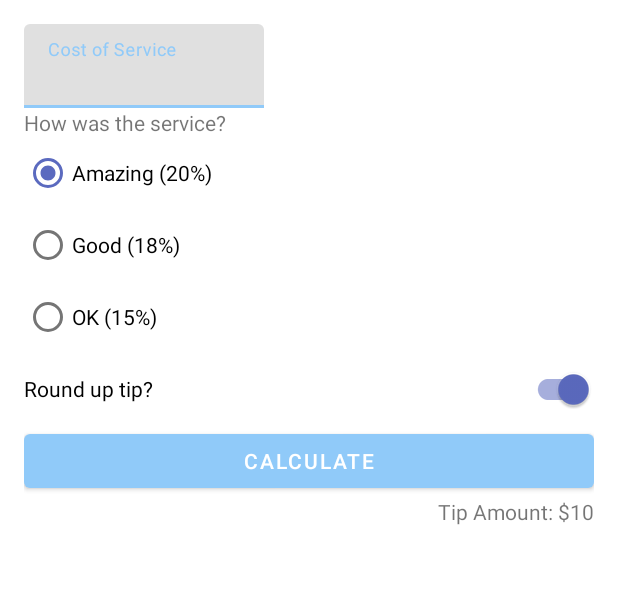
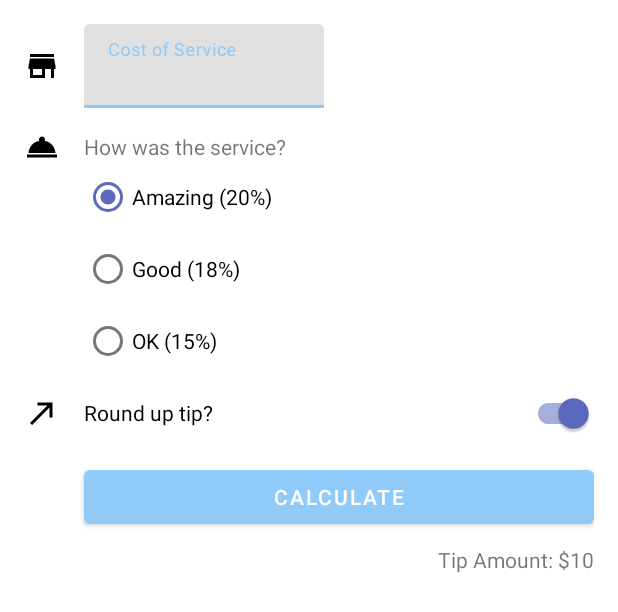
Before and after one commit to yanisapths/TipTime, an Android app: the layout activity_main.xml on its own in the app's theme, with its tools: preview values and no code run, on a phone screen of 412 x 824 dp. Shown: the top 612 px of the screen. Run offline under Robolectric (Android 15) with nearby library versions, the phone set to English and light mode, and no system bars.

Commit message:
update icons

```diff
--- a/app/build.gradle
+++ b/app/build.gradle
@@ -12,7 +12,7 @@ android {
         targetSdk 32
         versionCode 1
         versionName "1.0"
-
+        vectorDrawables.useSupportLibrary = true
         testInstrumentationRunner "androidx.test.runner.AndroidJUnitRunner"
         buildFeatures {
             viewBinding = true
--- /dev/null
+++ b/app/src/main/res/drawable/ic_round_up.xml
@@ -0,0 +1,5 @@
+<vector android:height="24dp" android:tint="#000000"
+    android:viewportHeight="24" android:viewportWidth="24"
+    android:width="24dp" xmlns:android="http://schemas.android.com/apk/res/android">
+    <path android:fillColor="@android:color/white" android:pathData="M9,5v2h6.59L4,18.59 5.41,20 17,8.41V15h2V5z"/>
+</vector>
--- /dev/null
+++ b/app/src/main/res/drawable/ic_service.xml
@@ -0,0 +1,5 @@
+<vector android:height="24dp" android:tint="#000000"
+    android:viewportHeight="24" android:viewportWidth="24"
+    android:width="24dp" xmlns:android="http://schemas.android.com/apk/res/android">
+    <path android:fillColor="@android:color/white" android:pathData="M2,17h20v2L2,19zM13.84,7.79c0.1,-0.24 0.16,-0.51 0.16,-0.79 0,-1.1 -0.9,-2 -2,-2s-2,0.9 -2,2c0,0.28 0.06,0.55 0.16,0.79C6.25,8.6 3.27,11.93 3,16h18c-0.27,-4.07 -3.25,-7.4 -7.16,-8.21z"/>
+</vector>
--- /dev/null
+++ b/app/src/main/res/drawable/ic_store.xml
@@ -0,0 +1,5 @@
+<vector android:height="24dp" android:tint="#000000"
+    android:viewportHeight="24" android:viewportWidth="24"
+    android:width="24dp" xmlns:android="http://schemas.android.com/apk/res/android">
+    <path android:fillColor="@android:color/white" android:pathData="M20,4L4,4v2h16L20,4zM21,14v-2l-1,-5L4,7l-1,5v2h1v6h10v-6h4v6h2v-6h1zM12,18L6,18v-4h6v4z"/>
+</vector>
--- a/app/src/main/res/layout/activity_main.xml
+++ b/app/src/main/res/layout/activity_main.xml
@@ -7,13 +7,23 @@
     android:padding="16dp"
     tools:context=".MainActivity">
 
+    <ImageView
+        android:id="@+id/icon_cost_of_service"
+        android:layout_width="wrap_content"
+        android:layout_height="wrap_content"
+        android:importantForAccessibility="no"
+        app:layout_constraintBottom_toBottomOf="@id/cost_of_service"
+        app:layout_constraintStart_toStartOf="parent"
+        app:layout_constraintTop_toTopOf="@id/cost_of_service"
+        app:srcCompat="@drawable/ic_store" />
+
     <com.google.android.material.textfield.TextInputLayout
         android:id="@+id/cost_of_service"
         android:layout_width="160dp"
         android:layout_height="wrap_content"
+        android:layout_marginStart="16dp"
         android:hint="@string/cost_of_service"
-        android:minHeight="48dp"
-        app:layout_constraintStart_toStartOf="parent"
+        app:layout_constraintStart_toEndOf="@id/icon_cost_of_service"
         app:layout_constraintTop_toTopOf="parent">
 
         <com.google.android.material.textfield.TextInputEditText
@@ -24,13 +34,26 @@
 
     </com.google.android.material.textfield.TextInputLayout>
 
+
+    <ImageView
+        android:id="@+id/icon_service_question"
+        android:layout_width="wrap_content"
+        android:layout_height="wrap_content"
+        android:importantForAccessibility="no"
+        app:layout_constraintBottom_toBottomOf="@+id/service_question"
+        app:layout_constraintStart_toStartOf="parent"
+        app:layout_constraintTop_toTopOf="@+id/service_question"
+        app:srcCompat="@drawable/ic_service" />
+
     <TextView
         android:id="@+id/service_question"
         android:layout_width="wrap_content"
         android:layout_height="wrap_content"
+        android:layout_marginStart="16dp"
+        android:layout_marginTop="16dp"
         android:text="@string/how_was_the_service"
-        app:layout_constraintStart_toStartOf="parent"
-        app:layout_constraintTop_toBottomOf="@id/cost_of_service" />
+        app:layout_constraintStart_toEndOf="@+id/icon_service_question"
+        app:layout_constraintTop_toBottomOf="@+id/cost_of_service" />
 
     <RadioGroup
         android:id="@+id/tip_options"
@@ -38,7 +61,7 @@
         android:layout_height="wrap_content"
         android:checkedButton="@id/amazing_service"
         android:orientation="vertical"
-        app:layout_constraintStart_toStartOf="parent"
+        app:layout_constraintStart_toStartOf="@id/service_question"
         app:layout_constraintTop_toBottomOf="@id/service_question">
 
         <RadioButton
@@ -60,12 +83,21 @@
             android:text="@string/ok_15" />
     </RadioGroup>
 
+    <ImageView
+        android:id="@+id/icon_round_up"
+        android:layout_width="wrap_content"
+        android:layout_height="wrap_content"
+        android:importantForAccessibility="no"
+        app:layout_constraintBottom_toBottomOf="@id/roundup_tip"
+        app:layout_constraintStart_toStartOf="parent"
+        app:layout_constraintTop_toTopOf="@id/roundup_tip"
+        app:srcCompat="@drawable/ic_round_up" />
+
     <com.google.android.material.switchmaterial.SwitchMaterial
         android:id="@+id/roundup_tip"
         android:layout_width="0dp"
         android:layout_height="wrap_content"
         android:checked="true"
-        android:minHeight="48dp"
         android:text="Round up tip?"
         app:layout_constraintEnd_toEndOf="parent"
         app:layout_constraintStart_toStartOf="@id/tip_options"
@@ -75,15 +107,17 @@
         android:id="@+id/calculate_button"
         android:layout_width="0dp"
         android:layout_height="wrap_content"
+        android:layout_marginTop="8dp"
         android:text="@string/calculate"
         app:layout_constraintEnd_toEndOf="parent"
-        app:layout_constraintStart_toStartOf="parent"
+        app:layout_constraintStart_toStartOf="@id/roundup_tip"
         app:layout_constraintTop_toBottomOf="@id/roundup_tip" />
 
     <TextView
         android:id="@+id/tip_amount"
         android:layout_width="wrap_content"
         android:layout_height="wrap_content"
+        android:layout_marginTop="8dp"
         app:layout_constraintEnd_toEndOf="parent"
         app:layout_constraintTop_toBottomOf="@+id/calculate_button"
         tools:text="Tip Amount: $10" />
```
